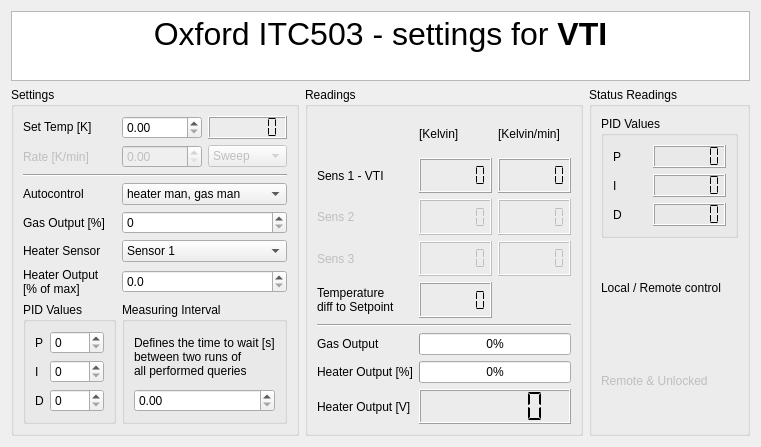
Old version of the form Oxford/ITC_control.ui in the repository Cryostat-GUI/Cryostat-GUI.
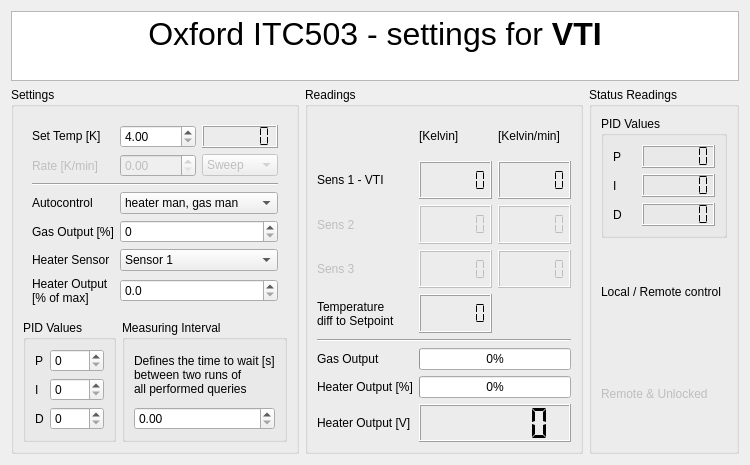
New version of the form.

The edit to the form file:
```diff
--- a/Oxford/ITC_control.ui
+++ b/Oxford/ITC_control.ui
@@ -6,8 +6,8 @@
    <rect>
     <x>0</x>
     <y>0</y>
-    <width>761</width>
-    <height>404</height>
+    <width>683</width>
+    <height>422</height>
    </rect>
   </property>
   <property name="sizePolicy">
@@ -238,177 +238,8 @@
      <property name="title">
       <string>Settings</string>
      </property>
-     <layout class="QGridLayout" name="gridLayout">
-      <item row="3" column="1" colspan="2">
-       <widget class="QComboBox" name="combosetAutocontrol">
-        <item>
-         <property name="text">
-          <string>heater man, gas man</string>
-         </property>
-        </item>
-        <item>
-         <property name="text">
-          <string>heater auto, gas man</string>
-         </property>
-        </item>
-        <item>
-         <property name="text">
-          <string>heater man, gas auto</string>
-         </property>
-        </item>
-        <item>
-         <property name="text">
-          <string>heater auto, gas auto</string>
-         </property>
-        </item>
-       </widget>
-      </item>
-      <item row="4" column="1" colspan="2">
-       <widget class="QSpinBox" name="spinsetGasOutput">
-        <property name="maximum">
-         <number>100</number>
-        </property>
-       </widget>
-      </item>
-      <item row="1" column="0">
-       <widget class="QLabel" name="label_18">
-        <property name="enabled">
-         <bool>false</bool>
-        </property>
-        <property name="text">
-         <string>Rate [K/min]</string>
-        </property>
-       </widget>
-      </item>
-      <item row="1" column="2">
-       <widget class="QComboBox" name="comboBox">
-        <property name="enabled">
-         <bool>false</bool>
-        </property>
-        <item>
-         <property name="text">
-          <string>Sweep</string>
-         </property>
-        </item>
-        <item>
-         <property name="text">
-          <string>Setpoint</string>
-         </property>
-        </item>
-       </widget>
-      </item>
-      <item row="0" column="0">
-       <widget class="QLabel" name="label">
-        <property name="sizePolicy">
-         <sizepolicy hsizetype="Preferred" vsizetype="Fixed">
-          <horstretch>0</horstretch>
-          <verstretch>0</verstretch>
-         </sizepolicy>
-        </property>
-        <property name="text">
-         <string>Set Temp [K]</string>
-        </property>
-       </widget>
-      </item>
-      <item row="0" column="2">
-       <widget class="QLCDNumber" name="lcdTemp_set">
-        <property name="sizePolicy">
-         <sizepolicy hsizetype="Minimum" vsizetype="Maximum">
-          <horstretch>0</horstretch>
-          <verstretch>0</verstretch>
-         </sizepolicy>
-        </property>
-        <property name="digitCount">
-         <number>6</number>
-        </property>
-        <property name="segmentStyle">
-         <enum>QLCDNumber::Flat</enum>
-        </property>
-       </widget>
-      </item>
-      <item row="0" column="1">
-       <widget class="QDoubleSpinBox" name="spinsetTemp">
-        <property name="decimals">
-         <number>2</number>
-        </property>
-        <property name="maximum">
-         <double>400.000000000000000</double>
-        </property>
-        <property name="value">
-         <double>0.000000000000000</double>
-        </property>
-       </widget>
-      </item>
-      <item row="2" column="0" colspan="3">
-       <widget class="Line" name="line_2">
-        <property name="orientation">
-         <enum>Qt::Horizontal</enum>
-        </property>
-       </widget>
-      </item>
-      <item row="1" column="1">
-       <widget class="QDoubleSpinBox" name="doubleSpinBox">
-        <property name="enabled">
-         <bool>false</bool>
-        </property>
-       </widget>
-      </item>
-      <item row="5" column="0">
-       <widget class="QLabel" name="label_6">
-        <property name="text">
-         <string>Heater Sensor</string>
-        </property>
-       </widget>
-      </item>
-      <item row="4" column="0">
-       <widget class="QLabel" name="label_17">
-        <property name="text">
-         <string>Gas Output [%]</string>
-        </property>
-       </widget>
-      </item>
-      <item row="5" column="1" colspan="2">
-       <widget class="QComboBox" name="combosetHeatersens">
-        <item>
-         <property name="text">
-          <string>Sensor 1</string>
-         </property>
-        </item>
-        <item>
-         <property name="text">
-          <string>Sensor 2</string>
-         </property>
-        </item>
-        <item>
-         <property name="text">
-          <string>Sensor 3</string>
-         </property>
-        </item>
-       </widget>
-      </item>
-      <item row="6" column="1" colspan="2">
-       <widget class="QDoubleSpinBox" name="spinsetHeaterPercent">
-        <property name="decimals">
-         <number>1</number>
-        </property>
-       </widget>
-      </item>
-      <item row="3" column="0">
-       <widget class="QLabel" name="label_7">
-        <property name="text">
-         <string>Autocontrol</string>
-        </property>
-       </widget>
-      </item>
-      <item row="6" column="0">
-       <widget class="QLabel" name="label_5">
-        <property name="text">
-         <string>Heater Output 
-[% of max]</string>
-        </property>
-       </widget>
-      </item>
-      <item row="8" column="0">
+     <layout class="QGridLayout" name="gridLayout_6">
+      <item row="7" column="0">
        <widget class="QGroupBox" name="groupBox">
         <property name="title">
          <string>PID Values</string>
@@ -459,7 +290,7 @@
         </layout>
        </widget>
       </item>
-      <item row="8" column="1" colspan="2">
+      <item row="7" column="1" colspan="2">
        <widget class="QGroupBox" name="groupBox_2">
         <property name="title">
          <string>Measuring Interval</string>
@@ -484,6 +315,184 @@
         </layout>
        </widget>
       </item>
+      <item row="0" column="0" colspan="3">
+       <widget class="QWidget" name="widget" native="true">
+        <layout class="QGridLayout" name="gridLayout">
+         <item row="2" column="0" colspan="3">
+          <widget class="Line" name="line_2">
+           <property name="orientation">
+            <enum>Qt::Horizontal</enum>
+           </property>
+          </widget>
+         </item>
+         <item row="5" column="1" colspan="2">
+          <widget class="QComboBox" name="combosetHeatersens">
+           <item>
+            <property name="text">
+             <string>Sensor 1</string>
+            </property>
+           </item>
+           <item>
+            <property name="text">
+             <string>Sensor 2</string>
+            </property>
+           </item>
+           <item>
+            <property name="text">
+             <string>Sensor 3</string>
+            </property>
+           </item>
+          </widget>
+         </item>
+         <item row="4" column="1" colspan="2">
+          <widget class="QSpinBox" name="spinsetGasOutput">
+           <property name="maximum">
+            <number>100</number>
+           </property>
+          </widget>
+         </item>
+         <item row="1" column="1">
+          <widget class="QDoubleSpinBox" name="doubleSpinBox">
+           <property name="enabled">
+            <bool>false</bool>
+           </property>
+          </widget>
+         </item>
+         <item row="1" column="0">
+          <widget class="QLabel" name="label_18">
+           <property name="enabled">
+            <bool>false</bool>
+           </property>
+           <property name="text">
+            <string>Rate [K/min]</string>
+           </property>
+          </widget>
+         </item>
+         <item row="0" column="0">
+          <widget class="QLabel" name="label">
+           <property name="sizePolicy">
+            <sizepolicy hsizetype="Preferred" vsizetype="Fixed">
+             <horstretch>0</horstretch>
+             <verstretch>0</verstretch>
+            </sizepolicy>
+           </property>
+           <property name="text">
+            <string>Set Temp [K]</string>
+           </property>
+          </widget>
+         </item>
+         <item row="3" column="0">
+          <widget class="QLabel" name="label_7">
+           <property name="text">
+            <string>Autocontrol</string>
+           </property>
+          </widget>
+         </item>
+         <item row="1" column="2">
+          <widget class="QComboBox" name="comboBox">
+           <property name="enabled">
+            <bool>false</bool>
+           </property>
+           <item>
+            <property name="text">
+             <string>Sweep</string>
+            </property>
+           </item>
+           <item>
+            <property name="text">
+             <string>Setpoint</string>
+            </property>
+           </item>
+          </widget>
+         </item>
+         <item row="4" column="0">
+          <widget class="QLabel" name="label_17">
+           <property name="text">
+            <string>Gas Output [%]</string>
+           </property>
+          </widget>
+         </item>
+         <item row="6" column="1" colspan="2">
+          <widget class="QDoubleSpinBox" name="spinsetHeaterPercent">
+           <property name="decimals">
+            <number>1</number>
+           </property>
+          </widget>
+         </item>
+         <item row="5" column="0">
+          <widget class="QLabel" name="label_6">
+           <property name="text">
+            <string>Heater Sensor</string>
+           </property>
+          </widget>
+         </item>
+         <item row="6" column="0">
+          <widget class="QLabel" name="label_5">
+           <property name="text">
+            <string>Heater Output 
+[% of max]</string>
+           </property>
+          </widget>
+         </item>
+         <item row="3" column="1" colspan="2">
+          <widget class="QComboBox" name="combosetAutocontrol">
+           <item>
+            <property name="text">
+             <string>heater man, gas man</string>
+            </property>
+           </item>
+           <item>
+            <property name="text">
+             <string>heater auto, gas man</string>
+            </property>
+           </item>
+           <item>
+            <property name="text">
+             <string>heater man, gas auto</string>
+            </property>
+           </item>
+           <item>
+            <property name="text">
+             <string>heater auto, gas auto</string>
+            </property>
+           </item>
+          </widget>
+         </item>
+         <item row="0" column="1">
+          <widget class="QDoubleSpinBox" name="spinsetTemp">
+           <property name="decimals">
+            <number>2</number>
+           </property>
+           <property name="minimum">
+            <double>4.000000000000000</double>
+           </property>
+           <property name="maximum">
+            <double>400.000000000000000</double>
+           </property>
+           <property name="value">
+            <double>4.000000000000000</double>
+           </property>
+          </widget>
+         </item>
+         <item row="0" column="2">
+          <widget class="QLCDNumber" name="lcdTemp_set">
+           <property name="sizePolicy">
+            <sizepolicy hsizetype="Minimum" vsizetype="Maximum">
+             <horstretch>0</horstretch>
+             <verstretch>0</verstretch>
+            </sizepolicy>
+           </property>
+           <property name="digitCount">
+            <number>6</number>
+           </property>
+           <property name="segmentStyle">
+            <enum>QLCDNumber::Flat</enum>
+           </property>
+          </widget>
+         </item>
+        </layout>
+       </widget>
+      </item>
      </layout>
     </widget>
    </item>
```
